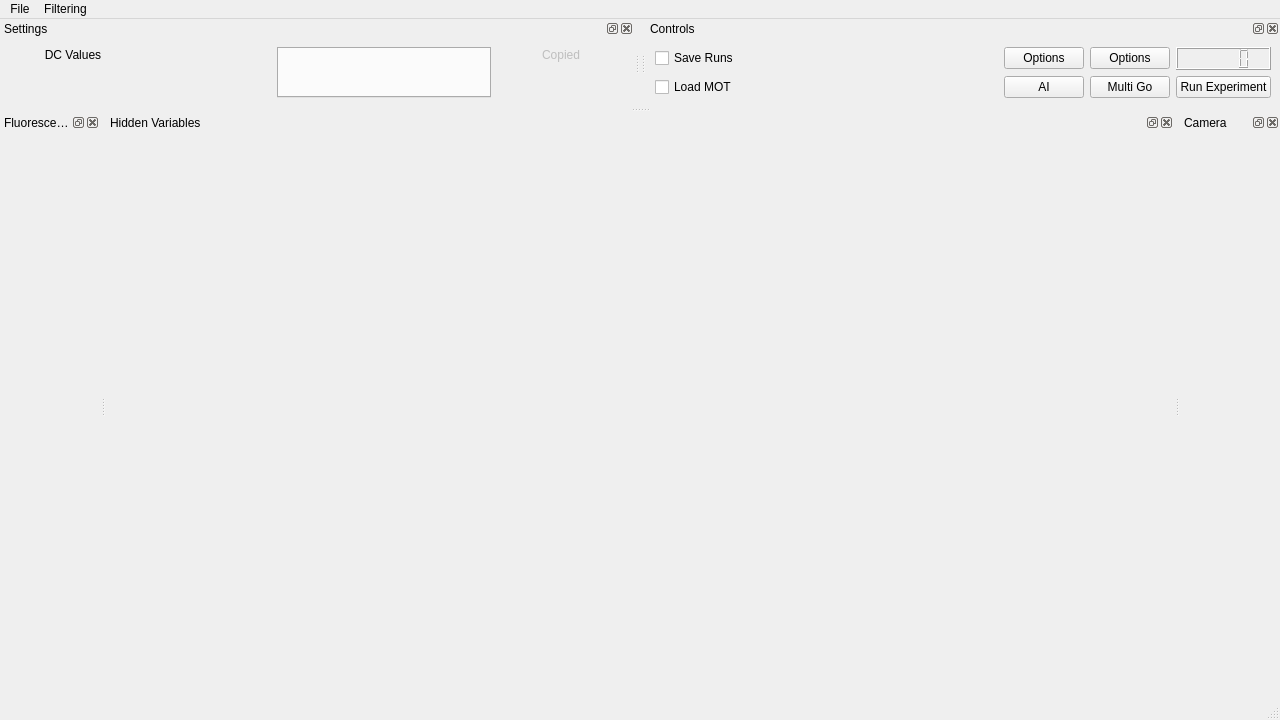
hoogeroo/RbSetup2, file gui.ui: the form before one commit.
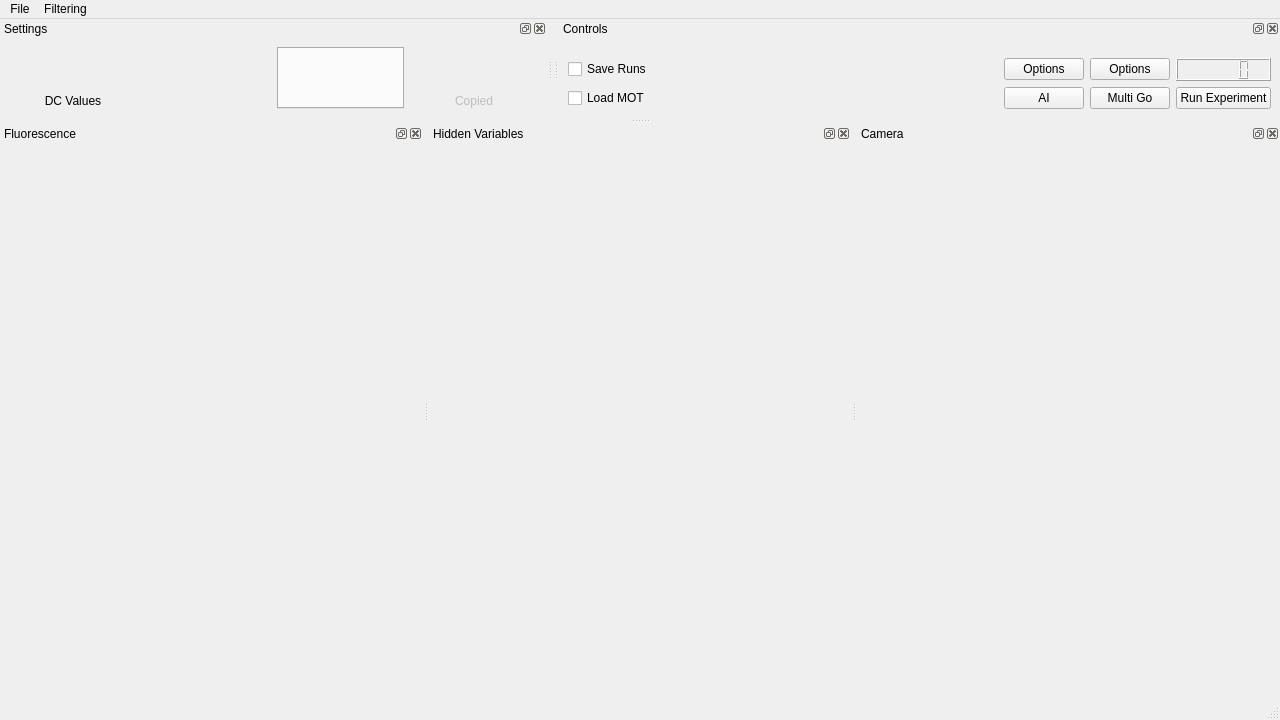
The form after the commit. Icons and pictures are not drawn.

Commit message: clean up bens stuff and fix column insertion position with tabs

The edit to the form file:
```diff
--- a/gui.ui
+++ b/gui.ui
@@ -66,46 +66,73 @@
    </attribute>
    <widget class="QWidget" name="controls_widget">
     <layout class="QGridLayout" name="controls_grid">
-     <item row="4" column="0">
-      <widget class="QCheckBox" name="load_mot">
-       <property name="text">
-        <string>Load MOT</string>
-       </property>
-      </widget>
-     </item>
-     <item row="1" column="3">
-      <widget class="QPushButton" name="ai_options">
-       <property name="text">
-        <string>Options</string>
-       </property>
-      </widget>
-     </item>
-     <item row="4" column="3">
-      <widget class="QPushButton" name="ai">
-       <property name="text">
-        <string>AI</string>
-       </property>
-      </widget>
-     </item>
      <item row="4" column="4">
+      <widget class="QPushButton" name="run_experiment">
+       <property name="maximumSize">
+        <size>
+         <width>128</width>
+         <height>16777215</height>
+        </size>
+       </property>
+       <property name="text">
+        <string>Run Experiment</string>
+       </property>
+      </widget>
+     </item>
+     <item row="1" column="4">
+      <widget class="QLCDNumber" name="fluorescence">
+       <property name="maximumSize">
+        <size>
+         <width>128</width>
+         <height>16777215</height>
+        </size>
+       </property>
+      </widget>
+     </item>
+     <item row="4" column="3">
       <widget class="QPushButton" name="multigo">
        <property name="text">
         <string>Multi Go</string>
        </property>
       </widget>
      </item>
-     <item row="1" column="4">
+     <item row="4" column="2">
+      <widget class="QPushButton" name="ai">
+       <property name="text">
+        <string>AI</string>
+       </property>
+      </widget>
+     </item>
+     <item row="1" column="0">
+      <widget class="QCheckBox" name="save_runs">
+       <property name="text">
+        <string>Save Runs</string>
+       </property>
+      </widget>
+     </item>
+     <item row="4" column="0">
+      <widget class="QCheckBox" name="load_mot">
+       <property name="text">
+        <string>Load MOT</string>
+       </property>
+      </widget>
+     </item>
+     <item row="1" column="3">
       <widget class="QPushButton" name="multigo_options">
        <property name="text">
         <string>Options</string>
        </property>
       </widget>
      </item>
-     <item row="0" column="3">
+     <item row="1" column="2">
+      <widget class="QPushButton" name="ai_options">
+       <property name="text">
+        <string>Options</string>
+       </property>
+      </widget>
+     </item>
+     <item row="0" column="2">
       <spacer name="verticalSpacer">
-       <property name="orientation">
-        <enum>Qt::Orientation::Vertical</enum>
-       </property>
        <property name="sizeHint" stdset="0">
         <size>
          <width>20</width>
@@ -114,44 +141,14 @@
        </property>
       </spacer>
      </item>
-     <item row="1" column="0">
-      <widget class="QCheckBox" name="save_runs">
-       <property name="text">
-        <string>Save Runs</string>
-       </property>
-      </widget>
-     </item>
-     <item row="1" column="5">
-      <widget class="QLCDNumber" name="fluorescence">
-       <property name="maximumSize">
-        <size>
-         <width>128</width>
-         <height>16777215</height>
-        </size>
-       </property>
-      </widget>
-     </item>
-     <item row="4" column="5">
-      <widget class="QPushButton" name="run_experiment">
-       <property name="maximumSize">
-        <size>
-         <width>128</width>
-         <height>16777215</height>
-        </size>
-       </property>
-       <property name="text">
-        <string>Run Experiment</string>
-       </property>
-      </widget>
-     </item>
-     <item row="4" column="2">
-      <spacer name="spacer_2">
+     <item row="4" column="1">
+      <spacer name="horizontalSpacer">
        <property name="orientation">
-        <enum>Qt::Orientation::Horizontal</enum>
+        <enum>Qt::Horizontal</enum>
        </property>
        <property name="sizeHint" stdset="0">
         <size>
-         <width>40</width>
+         <width>16777215</width>
          <height>20</height>
         </size>
        </property>
@@ -169,80 +166,99 @@
    </attribute>
    <widget class="QWidget" name="stages_widget">
     <layout class="QGridLayout" name="gridLayout">
-     <item row="2" column="6">
-      <layout class="QVBoxLayout" name="copied_container"/>
-     </item>
-     <item row="1" column="3">
-      <widget class="QLabel" name="dc_label">
-       <property name="minimumSize">
-        <size>
-         <width>128</width>
-         <height>16</height>
-        </size>
-       </property>
-       <property name="maximumSize">
-        <size>
-         <width>128</width>
-         <height>16</height>
-        </size>
-       </property>
-       <property name="text">
-        <string>DC Values</string>
-       </property>
-       <property name="alignment">
-        <set>Qt::AlignmentFlag::AlignCenter</set>
-       </property>
-      </widget>
-     </item>
-     <item row="2" column="3">
-      <layout class="QVBoxLayout" name="dc_container"/>
-     </item>
      <item row="2" column="4">
-      <layout class="QVBoxLayout" name="label_container"/>
+      <layout class="QVBoxLayout" name="label_container">
+       <item>
+        <widget class="QLabel" name="spacer">
+         <property name="minimumSize">
+          <size>
+           <width>128</width>
+           <height>25</height>
+          </size>
+         </property>
+         <property name="maximumSize">
+          <size>
+           <width>128</width>
+           <height>16</height>
+          </size>
+         </property>
+         <property name="text">
+          <string/>
+         </property>
+        </widget>
+       </item>
+      </layout>
      </item>
-     <item row="1" column="6">
-      <widget class="QLabel" name="copied_label">
-       <property name="enabled">
-        <bool>false</bool>
+     <item row="2" column="7">
+      <layout class="QVBoxLayout" name="copied_container">
+       <item>
+        <widget class="QLabel" name="copied_label">
+         <property name="enabled">
+          <bool>false</bool>
+         </property>
+         <property name="minimumSize">
+          <size>
+           <width>128</width>
+           <height>25</height>
+          </size>
+         </property>
+         <property name="maximumSize">
+          <size>
+           <width>128</width>
+           <height>16</height>
+          </size>
+         </property>
+         <property name="text">
+          <string>Copied</string>
+         </property>
+         <property name="alignment">
+          <set>Qt::AlignCenter</set>
+         </property>
+        </widget>
+       </item>
+      </layout>
+     </item>
+     <item row="2" column="3">
+      <layout class="QVBoxLayout" name="dc_container">
+       <item>
+        <widget class="QLabel" name="dc_label">
+         <property name="minimumSize">
+          <size>
+           <width>128</width>
+           <height>25</height>
+          </size>
+         </property>
+         <property name="maximumSize">
+          <size>
+           <width>128</width>
+           <height>16</height>
+          </size>
+         </property>
+         <property name="text">
+          <string>DC Values</string>
+         </property>
+         <property name="alignment">
+          <set>Qt::AlignCenter</set>
+         </property>
+        </widget>
+       </item>
+      </layout>
+     </item>
+     <item row="1" column="3">
+      <spacer name="verticalSpacer_2">
+       <property name="orientation">
+        <enum>Qt::Vertical</enum>
        </property>
-       <property name="minimumSize">
-        <size>
-         <width>128</width>
-         <height>16</height>
-        </size>
+       <property name="sizeType">
+        <enum>QSizePolicy::Fixed</enum>
        </property>
-       <property name="maximumSize">
+       <property name="sizeHint" stdset="0">
         <size>
-         <width>128</width>
-         <height>16</height>
+         <width>0</width>
+         <height>31</height>
         </size>
        </property>
-       <property name="text">
-        <string>Copied</string>
-       </property>
-       <property name="alignment">
-        <set>Qt::AlignmentFlag::AlignCenter</set>
-       </property>
-      </widget>
-     </item>
-     <item row="1" column="4">
-      <widget class="QLabel" name="spacer">
-       <property name="minimumSize">
-        <size>
-         <width>128</width>
-         <height>16</height>
-        </size>
-       </property>
-       <property name="maximumSize">
-        <size>
-         <width>128</width>
-         <height>16</height>
-        </size>
-       </property>
-       <property name="text">
-        <string/>
-       </property>
-      </widget>
+      </spacer>
      </item>
      <item row="1" column="5" rowspan="2">
       <widget class="QTabWidget" name="stages_tabs">
@@ -287,7 +303,7 @@
        </property>
        <property name="sizeHint" stdset="0">
         <size>
-         <width>600</width>
+         <width>40</width>
          <height>20</height>
         </size>
        </property>
```
Left out of the diff: 12 changed lines with no effect on the pictures. The commit also changes 6 other files.
